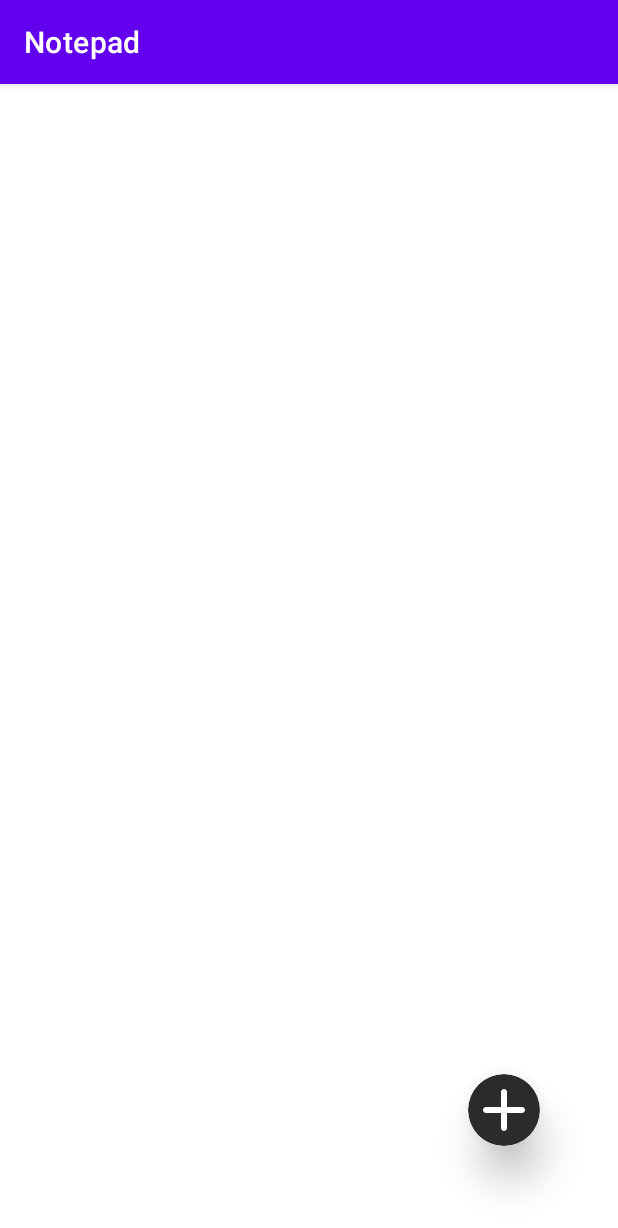
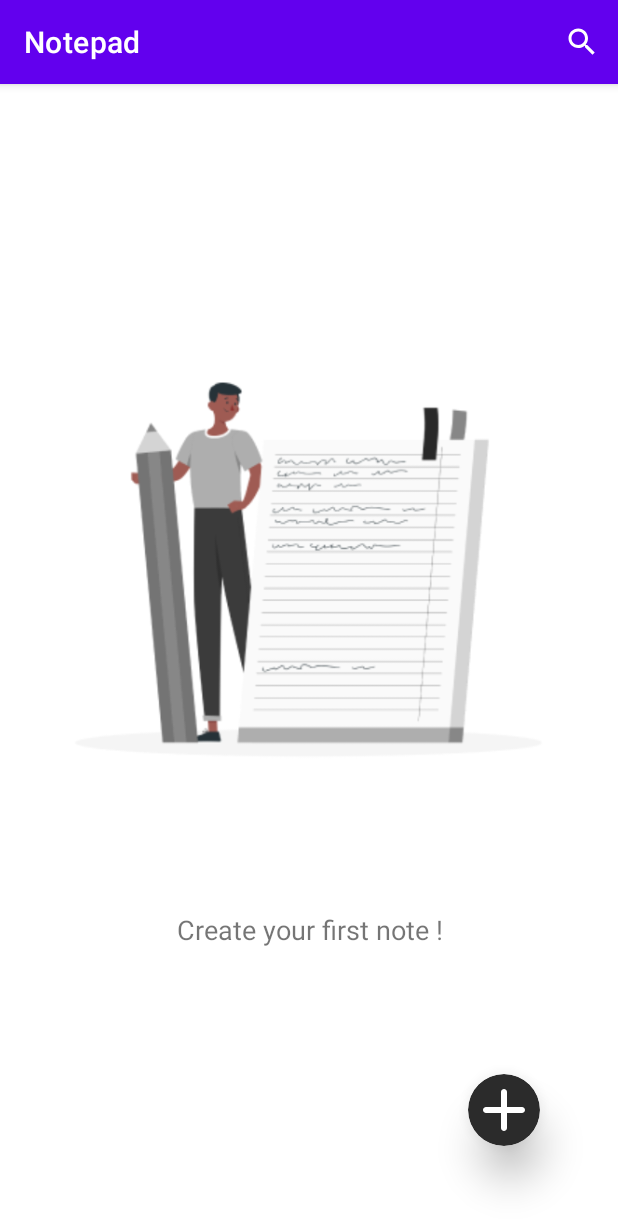
Before and after one commit to Muhambriana/Notepad, an Android app: the screen it shows after launch (NoteActivity), on a phone screen of 412 x 824 dp. Shown: the top 1228 px of the screen. Run offline under Robolectric (Android 15) with nearby library versions, the phone set to English and light mode, and no system bars; 6 statements that could not run were skipped.

Commit message:
add empty handle and add search view

```diff
--- a/app/src/main/java/com/mshell/notepad/ui/NoteActivity.kt
+++ b/app/src/main/java/com/mshell/notepad/ui/NoteActivity.kt
@@ -4,10 +4,15 @@ import android.content.Intent
 import kotlinx.coroutines.*
 import androidx.appcompat.app.AppCompatActivity
 import android.os.Bundle
+import android.view.Menu
+import android.view.MenuItem
+import android.view.View
 import androidx.activity.result.ActivityResultLauncher
 import androidx.activity.result.contract.ActivityResultContracts
+import androidx.appcompat.widget.SearchView
 import androidx.recyclerview.widget.LinearLayoutManager
 import com.mshell.notepad.AppController
+import com.mshell.notepad.R
 import com.mshell.notepad.core.adapter.NoteAdapter
 import com.mshell.notepad.core.db.Note
 import com.mshell.notepad.core.db.NoteDao.Properties
@@ -18,6 +23,7 @@ class NoteActivity : AppCompatActivity() {
     private lateinit var resultLauncher: ActivityResultLauncher<Intent>
 
     private val noteAdapter = NoteAdapter()
+    private var isSaved = false
 
     override fun onCreate(savedInstanceState: Bundle?) {
         super.onCreate(savedInstanceState)
@@ -34,12 +40,27 @@ class NoteActivity : AppCompatActivity() {
             intent.putExtra(DetailNoteActivity.EXTRA_KEY,"create")
             resultLauncher.launch(intent)
         }
-        getAndShowData()
+        getAndShowData(null)
     }
 
-    private fun getAndShowData() = runBlocking {
-        val dataNote = async { getNoteData() }
+    private fun getAndShowData(keyWord: String?) = runBlocking {
+        val dataNote = async { getNoteData(keyWord) }
+
+        binding.viewEmpty.root.visibility = View.GONE
+        binding.viewNotFound.root.visibility =  View.GONE
+        if (keyWord == null && dataNote.await().isEmpty()) {
+            binding.viewEmpty.root.visibility = View.VISIBLE
+            return@runBlocking
+        } else if(keyWord != null && dataNote.await().isEmpty()) {
+            binding.viewNotFound.root.visibility =  View.VISIBLE
+            return@runBlocking
+        }
         showRecyclerList(dataNote.await())
+    }
+
+    private fun hideRecycleList() {
+        binding.rvNote.layoutManager = null
+        binding.rvNote.adapter = null
     }
 
     private fun showRecyclerList(dataNote: List<Note>) {
@@ -59,12 +80,22 @@ class NoteActivity : AppCompatActivity() {
         }
     }
 
-    private fun getNoteData(): List<Note> {
+    private fun searchBookByKeywords(title: String?) {
+
+    }
+
+    private fun getNoteData(keyWord: String?): List<Note> {
         val daoSession = (application as AppController).getDaoSession()
         val noteDao = daoSession.noteDao
-        val queryRes: List<Note> = noteDao.queryBuilder().orderDesc(Properties.Last_updated).list()
-
-        return queryRes
+         if (keyWord == null) {
+             println("bukan search")
+            return noteDao.queryBuilder().orderDesc(Properties.Last_updated).list()
+        } else {
+             println("masuk search ${noteDao.queryBuilder()
+                 .whereOr(Properties.Title.eq(keyWord), Properties.Description.eq(keyWord)).list().size}")
+             return noteDao.queryBuilder()
+                 .whereOr(Properties.Title.like("%$keyWord%"), Properties.Description.like("%$keyWord%")).list()
+         }
     }
 
     private fun setLauncher() {
@@ -74,9 +105,58 @@ class NoteActivity : AppCompatActivity() {
         ){ result ->
             if (result.resultCode == RESULT_OK) {
                 //Re-run getBookData and update with the latest
-                getAndShowData()
+                getAndShowData(null)
             }
         }
     }
 
+    override fun onCreateOptionsMenu(menu: Menu?): Boolean {
+        menuInflater.inflate(R.menu.list_note_menu, menu)
+        return super.onCreateOptionsMenu(menu)
+    }
+
+    override fun onOptionsItemSelected(item: MenuItem): Boolean {
+        return when (item.itemId) {
+            R.id.search_menu -> {
+                searchViewListener(item)
+                true
+            }
+            android.R.id.home -> {
+                onBackPressed()
+                true
+            }
+            else -> true
+        }
+    }
+
+    private fun searchViewListener(item: MenuItem) {
+        // getting search view of our item.
+        val searchView: SearchView = item.actionView as SearchView
+
+        // below line is to call set on query text listener method.
+        searchView.setOnQueryTextListener(object : SearchView.OnQueryTextListener {
+            override fun onQueryTextSubmit(title: String?): Boolean {
+                hideRecycleList()
+                getAndShowData(title)
+                return false
+            }
+
+            override fun onQueryTextChange(msg: String): Boolean {
+                return false
+            }
+        })
+
+        item.setOnActionExpandListener(object : MenuItem.OnActionExpandListener {
+            override fun onMenuItemActionExpand(p0: MenuItem): Boolean {
+                hideRecycleList()
+                return true
+            }
+
+            override fun onMenuItemActionCollapse(p0: MenuItem): Boolean {
+                getAndShowData(null)
+                return true
+            }
+        })
+    }
+
 }
--- a/app/src/main/res/layout/activity_note.xml
+++ b/app/src/main/res/layout/activity_note.xml
@@ -49,4 +49,13 @@
         app:layout_constraintStart_toStartOf="parent"
         app:layout_constraintTop_toTopOf="parent" />
 
+    <include
+        android:id="@+id/view_not_found"
+        layout="@layout/view_not_found"
+        android:visibility="gone"
+        app:layout_constraintBottom_toBottomOf="parent"
+        app:layout_constraintEnd_toEndOf="parent"
+        app:layout_constraintStart_toStartOf="parent"
+        app:layout_constraintTop_toTopOf="parent" />
+
 </androidx.constraintlayout.widget.ConstraintLayout>
--- /dev/null
+++ b/app/src/main/res/layout/view_empty.xml
@@ -0,0 +1,36 @@
+<?xml version="1.0" encoding="utf-8"?>
+<androidx.constraintlayout.widget.ConstraintLayout xmlns:android="http://schemas.android.com/apk/res/android"
+    xmlns:app="http://schemas.android.com/apk/res-auto"
+    xmlns:tools="http://schemas.android.com/tools"
+    android:layout_width="match_parent"
+    android:layout_height="match_parent">
+
+    <TextView
+        android:id="@+id/tv_error"
+        android:layout_width="wrap_content"
+        android:layout_height="wrap_content"
+        android:layout_centerInParent="true"
+        android:layout_marginTop="76dp"
+        android:gravity="center"
+        android:text="Create your first note !"
+        android:textSize="18sp"
+        app:layout_constraintBottom_toBottomOf="parent"
+        app:layout_constraintEnd_toEndOf="parent"
+        app:layout_constraintStart_toStartOf="parent"
+        app:layout_constraintTop_toBottomOf="@+id/imageView"
+        app:layout_constraintVertical_bias="0.0" />
+
+    <ImageView
+        android:id="@+id/imageView"
+        android:layout_width="326dp"
+        android:layout_height="305dp"
+        android:src="@drawable/icon_empty"
+        app:layout_constraintBottom_toBottomOf="parent"
+        app:layout_constraintEnd_toEndOf="parent"
+        app:layout_constraintHorizontal_bias="0.494"
+        app:layout_constraintStart_toStartOf="parent"
+        app:layout_constraintTop_toTopOf="parent"
+        app:layout_constraintVertical_bias="0.368"
+        tools:ignore="ContentDescription" />
+
+</androidx.constraintlayout.widget.ConstraintLayout>
```
Also changed, not shown: app/src/main/res/layout/view_not_found.xml (added, +36 -0 lines), app/src/main/res/drawable/icon_empty.png (added), app/src/main/res/drawable/icon_not_found.png (added).
